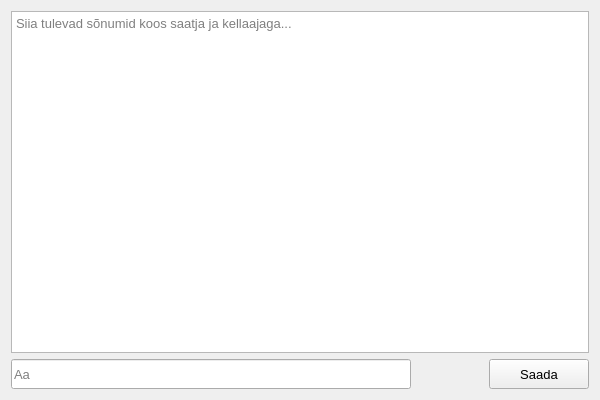
The window that FormLogin/FormMessenger.ui (sitisl/Mola_rakendus) describes before a commit, drawn with Qt 5.
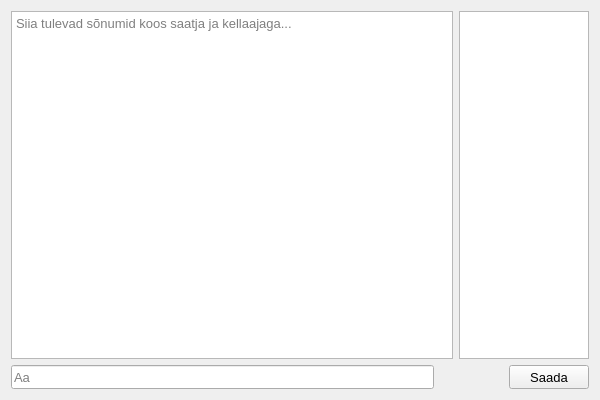
The same window after the commit. Icons and pictures are not drawn.

Commit message: Updated threads and added Markus's code to the updated UI. Layout updated added active users.

```diff
--- a/FormLogin/FormMessenger.ui
+++ b/FormLogin/FormMessenger.ui
@@ -29,19 +29,135 @@
    <string>MÖLA</string>
   </property>
   <widget class="QWidget" name="centralWidget">
-   <layout class="QGridLayout" name="gridLayout_2">
-    <property name="sizeConstraint">
-     <enum>QLayout::SetMinAndMaxSize</enum>
-    </property>
-    <item row="0" column="0">
-     <layout class="QGridLayout" name="gridLayout">
-      <property name="sizeConstraint">
-       <enum>QLayout::SetMinAndMaxSize</enum>
+   <layout class="QVBoxLayout" name="verticalLayout">
+    <item>
+     <layout class="QHBoxLayout" name="horizontalLayout">
+      <item>
+       <widget class="QTextEdit" name="textEdit">
+        <property name="font">
+         <font>
+          <pointsize>10</pointsize>
+          <stylestrategy>PreferAntialias</stylestrategy>
+         </font>
+        </property>
+        <property name="readOnly">
+         <bool>true</bool>
+        </property>
+        <property name="placeholderText">
+         <string>Siia tulevad sõnumid koos saatja ja kellaajaga...</string>
+        </property>
+       </widget>
+      </item>
+      <item>
+       <widget class="QTextEdit" name="textEditKasutajad">
+        <property name="sizePolicy">
+         <sizepolicy hsizetype="Fixed" vsizetype="Preferred">
+          <horstretch>0</horstretch>
+          <verstretch>0</verstretch>
+         </sizepolicy>
+        </property>
+        <property name="minimumSize">
+         <size>
+          <width>50</width>
+          <height>0</height>
+         </size>
+        </property>
+        <property name="maximumSize">
+         <size>
+          <width>130</width>
+          <height>16777215</height>
+         </size>
+        </property>
+        <property name="font">
+         <font>
+          <pointsize>10</pointsize>
+         </font>
+        </property>
+        <property name="focusPolicy">
+         <enum>Qt::NoFocus</enum>
+        </property>
+        <property name="readOnly">
+         <bool>true</bool>
+        </property>
+       </widget>
+      </item>
+     </layout>
+    </item>
+    <item>
+     <layout class="QHBoxLayout" name="horizontalLayout_2">
+      <property name="spacing">
+       <number>5</number>
       </property>
-      <item row="1" column="2">
+      <item>
+       <widget class="QLineEdit" name="lineEditMessage">
+        <property name="sizePolicy">
+         <sizepolicy hsizetype="Expanding" vsizetype="Minimum">
+          <horstretch>0</horstretch>
+          <verstretch>0</verstretch>
+         </sizepolicy>
+        </property>
+        <property name="maximumSize">
+         <size>
+          <width>16777215</width>
+          <height>30</height>
+         </size>
+        </property>
+        <property name="font">
+         <font>
+          <pointsize>10</pointsize>
+         </font>
+        </property>
+        <property name="placeholderText">
+         <string>Aa</string>
+        </property>
+       </widget>
+      </item>
+      <item>
+       <widget class="QPushButton" name="btnPicture">
+        <property name="sizePolicy">
+         <sizepolicy hsizetype="Fixed" vsizetype="Fixed">
+          <horstretch>0</horstretch>
+          <verstretch>0</verstretch>
+         </sizepolicy>
+        </property>
+        <property name="minimumSize">
+         <size>
+          <width>24</width>
+          <height>24</height>
+         </size>
+        </property>
+        <property name="maximumSize">
+         <size>
+          <width>30</width>
+          <height>30</height>
+         </size>
+        </property>
+        <property name="styleSheet">
+         <string notr="true">QPushButton#btnPicture{
+background-color: transparent;
+border-image: url(:/myresources/icons/Image-Dark-default.png);
+background: none;
+border: none;
+background-repeat: none;
+}
+QPushButton:hover#btnPicture{
+background-color: transparent;
+border-image: url(:/myresources/icons/Image-Dark-foc.png);
+background: none;
+border: none;
+background-repeat: none;
+}
+</string>
+        </property>
+        <property name="text">
+         <string/>
+        </property>
+       </widget>
+      </item>
+      <item>
        <widget class="QPushButton" name="btnEmoji">
         <property name="sizePolicy">
-         <sizepolicy hsizetype="Expanding" vsizetype="Expanding">
+         <sizepolicy hsizetype="Fixed" vsizetype="Fixed">
           <horstretch>0</horstretch>
           <verstretch>0</verstretch>
          </sizepolicy>
@@ -79,49 +195,10 @@
         </property>
        </widget>
       </item>
-      <item row="0" column="0" colspan="4">
-       <widget class="QTextEdit" name="textEdit">
-        <property name="font">
-         <font>
-          <pointsize>10</pointsize>
-         </font>
-        </property>
-        <property name="readOnly">
-         <bool>true</bool>
-        </property>
-        <property name="placeholderText">
-         <string>Siia tulevad sõnumid koos saatja ja kellaajaga...</string>
-        </property>
-       </widget>
-      </item>
-      <item row="1" column="0">
-       <widget class="QLineEdit" name="lineEditMessage">
-        <property name="sizePolicy">
-         <sizepolicy hsizetype="Expanding" vsizetype="Expanding">
-          <horstretch>0</horstretch>
-          <verstretch>0</verstretch>
-         </sizepolicy>
-        </property>
-        <property name="maximumSize">
-         <size>
-          <width>16777215</width>
-          <height>30</height>
-         </size>
-        </property>
-        <property name="font">
-         <font>
-          <pointsize>10</pointsize>
-         </font>
-        </property>
-        <property name="placeholderText">
-         <string>Aa</string>
-        </property>
-       </widget>
-      </item>
-      <item row="1" column="3">
+      <item>
        <widget class="QPushButton" name="btnSend">
         <property name="sizePolicy">
-         <sizepolicy hsizetype="Expanding" vsizetype="Expanding">
+         <sizepolicy hsizetype="Fixed" vsizetype="Fixed">
           <horstretch>0</horstretch>
           <verstretch>0</verstretch>
          </sizepolicy>
@@ -148,48 +225,6 @@
         </property>
        </widget>
       </item>
-      <item row="1" column="1">
-       <widget class="QPushButton" name="btnPicture">
-        <property name="sizePolicy">
-         <sizepolicy hsizetype="Expanding" vsizetype="Expanding">
-          <horstretch>0</horstretch>
-          <verstretch>0</verstretch>
-         </sizepolicy>
-        </property>
-        <property name="minimumSize">
-         <size>
-          <width>24</width>
-          <height>24</height>
-         </size>
-        </property>
-        <property name="maximumSize">
-         <size>
-          <width>30</width>
-          <height>30</height>
-         </size>
-        </property>
-        <property name="styleSheet">
-         <string notr="true">QPushButton#btnPicture{
-background-color: transparent;
-border-image: url(:/myresources/icons/Image-Dark-default.png);
-background: none;
-border: none;
-background-repeat: none;
-}
-QPushButton:hover#btnPicture{
-background-color: transparent;
-border-image: url(:/myresources/icons/Image-Dark-foc.png);
-background: none;
-border: none;
-background-repeat: none;
-}
-</string>
-        </property>
-        <property name="text">
-         <string/>
-        </property>
-       </widget>
-      </item>
      </layout>
     </item>
    </layout>
```
The commit also changes 8 other files.
